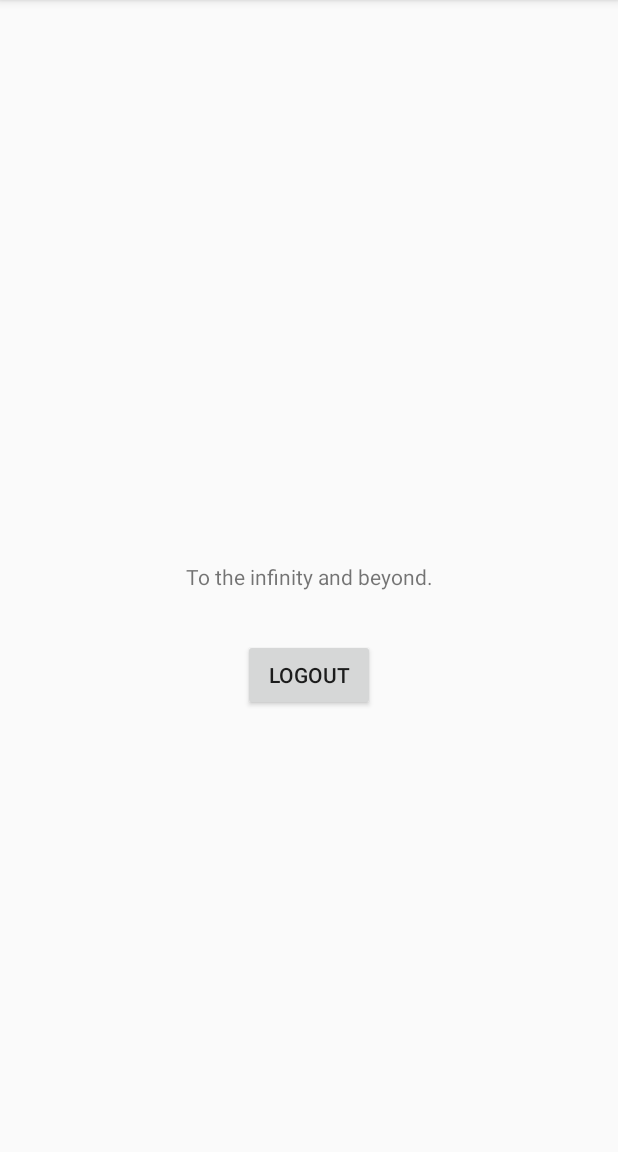
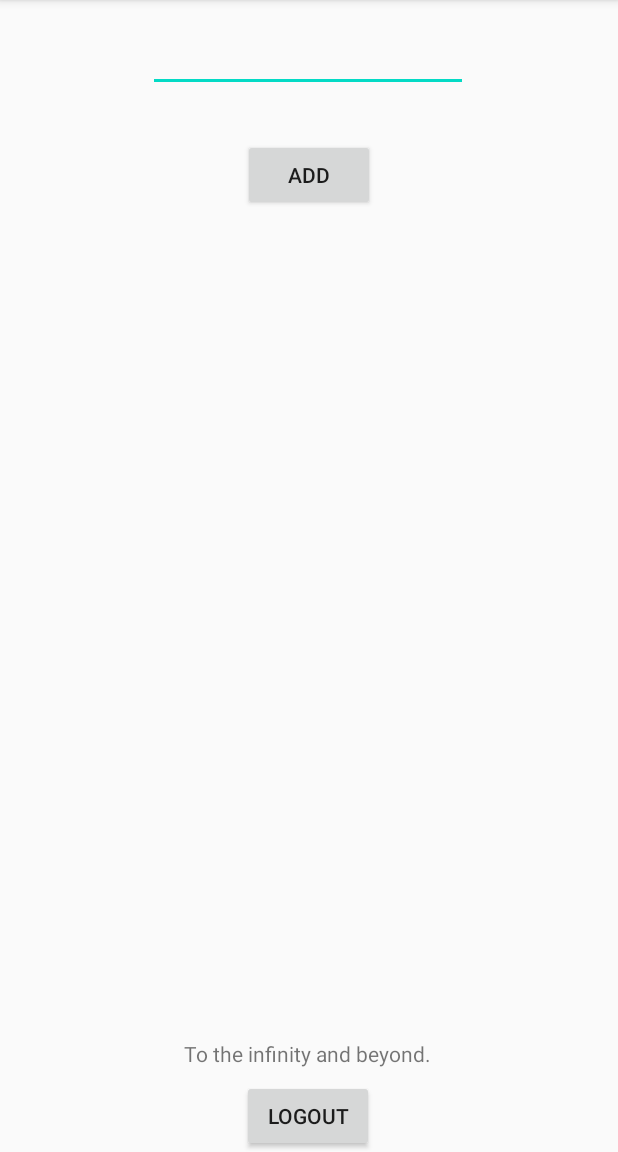
Before and after one commit to mdtalhachy/Firebase-Foo, an Android app: the MainActivity screen opened directly, with no data from a screen before it, on a phone screen of 412 x 824 dp, the part 84-1236 px from its top. Run offline under Robolectric (Android 15) with nearby library versions, the phone set to English and light mode, and no system bars; our stand-ins replace Firebase (no records; nobody signed in at launch, a user with empty details on screens opened directly).

Commit message:
Displaying items from editText to listView

```diff
--- a/app/build.gradle
+++ b/app/build.gradle
@@ -28,6 +28,7 @@ dependencies {
     implementation 'androidx.appcompat:appcompat:1.1.0'
     implementation 'androidx.constraintlayout:constraintlayout:1.1.3'
     implementation 'com.google.firebase:firebase-auth:19.3.1'
+    implementation 'com.google.firebase:firebase-database:19.3.0'
     testImplementation 'junit:junit:4.12'
     androidTestImplementation 'androidx.test.ext:junit:1.1.1'
     androidTestImplementation 'androidx.test.espresso:espresso-core:3.2.0'
--- a/app/src/main/java/rocks/talha/firebasefoo/MainActivity.java
+++ b/app/src/main/java/rocks/talha/firebasefoo/MainActivity.java
@@ -1,18 +1,34 @@
 package rocks.talha.firebasefoo;
 
+import androidx.annotation.NonNull;
 import androidx.appcompat.app.AppCompatActivity;
 
+import android.content.Context;
 import android.content.Intent;
 import android.os.Bundle;
 import android.view.View;
+import android.widget.ArrayAdapter;
 import android.widget.Button;
+import android.widget.EditText;
+import android.widget.ListView;
 import android.widget.Toast;
 
 import com.google.firebase.auth.FirebaseAuth;
+import com.google.firebase.database.DataSnapshot;
+import com.google.firebase.database.DatabaseError;
+import com.google.firebase.database.DatabaseReference;
+import com.google.firebase.database.FirebaseDatabase;
+import com.google.firebase.database.ValueEventListener;
+
+import java.util.ArrayList;
+import java.util.HashMap;
 
 public class MainActivity extends AppCompatActivity {
 
     private Button logout;
+    private EditText name;
+    private Button add;
+    private ListView listView;
 
     @Override
     protected void onCreate(Bundle savedInstanceState) {
@@ -20,6 +36,9 @@ public class MainActivity extends AppCompatActivity {
         setContentView(R.layout.activity_main);
 
         logout = findViewById(R.id.logout);
+        name = findViewById(R.id.name);
+        add = findViewById(R.id.add);
+        listView = findViewById(R.id.listView);
 
         logout.setOnClickListener(new View.OnClickListener() {
             @Override
@@ -30,5 +49,59 @@ public class MainActivity extends AppCompatActivity {
                 finish();
             }
         });
+
+        add.setOnClickListener(new View.OnClickListener() {
+            @Override
+            public void onClick(View v) {
+                String name_text = name.getText().toString();
+                name.setText("");
+                if(name_text.isEmpty()){
+                    Toast.makeText(MainActivity.this, "No Name Entered!", Toast.LENGTH_SHORT).show();
+                }else{
+                    FirebaseDatabase.getInstance().getReference().child("Stack").child("Name").setValue(name_text);
+                }
+            }
+        });
+
+
+        final ArrayList<String> list = new ArrayList<>();
+        Context context;
+        final ArrayAdapter adapter = new ArrayAdapter<String>(this, R.layout.list_item, list);
+        listView.setAdapter(adapter);
+
+        DatabaseReference reference = FirebaseDatabase.getInstance().getReference().child("Stack");
+        reference.addValueEventListener(new ValueEventListener() {
+            @Override
+            public void onDataChange(@NonNull DataSnapshot dataSnapshot) {
+                list.clear();
+
+                for(DataSnapshot snapshot : dataSnapshot.getChildren()){
+                    list.add(snapshot.getValue().toString());
+                }
+
+                adapter.notifyDataSetChanged();
+            }
+
+            @Override
+            public void onCancelled(@NonNull DatabaseError databaseError) {
+
+            }
+        });
+
+        /*
+        HashMap<String, Object> map = new HashMap<>();
+        map.put("n1", "Java");
+        map.put("n2", "Scala");
+        map.put("n3", "Rust");
+        map.put("n4", "Go");
+        FirebaseDatabase.getInstance().getReference().child("Stack").updateChildren(map);
+         */
+
+        /*
+        HashMap<String, Object> map = new HashMap<>();
+        map.put("Name", "Emtici");
+        map.put("Email", "mtc134@gmail.com");
+        FirebaseDatabase.getInstance().getReference().child("UserDatabase").updateChildren(map);
+        */
     }
 }
--- a/app/src/main/res/layout/activity_main.xml
+++ b/app/src/main/res/layout/activity_main.xml
@@ -6,23 +6,66 @@
     android:layout_height="match_parent"
     tools:context=".MainActivity">
 
+    <EditText
+        android:id="@+id/name"
+        android:layout_width="wrap_content"
+        android:layout_height="wrap_content"
+        android:layout_marginTop="16dp"
+        android:layout_marginBottom="16dp"
+        android:ems="10"
+        android:inputType="textPersonName"
+        app:layout_constraintBottom_toTopOf="@+id/add"
+        app:layout_constraintEnd_toEndOf="parent"
+        app:layout_constraintHorizontal_bias="0.497"
+        app:layout_constraintStart_toStartOf="parent"
+        app:layout_constraintTop_toTopOf="parent"
+        app:layout_constraintVertical_bias="0.0" />
+
+    <Button
+        android:id="@+id/add"
+        android:layout_width="wrap_content"
+        android:layout_height="wrap_content"
+        android:layout_marginTop="15dp"
+        android:layout_marginBottom="8dp"
+        android:text="Add"
+        app:layout_constraintBottom_toTopOf="@+id/listView"
+        app:layout_constraintEnd_toEndOf="parent"
+        app:layout_constraintStart_toStartOf="parent"
+        app:layout_constraintTop_toBottomOf="@+id/name" />
+
     <TextView
         android:id="@+id/textView"
         android:layout_width="wrap_content"
         android:layout_height="wrap_content"
+        android:layout_marginTop="8dp"
+        android:layout_marginBottom="8dp"
         android:text="To the infinity and beyond."
-        app:layout_constraintBottom_toBottomOf="parent"
+        app:layout_constraintBottom_toTopOf="@+id/logout"
         app:layout_constraintEnd_toEndOf="parent"
+        app:layout_constraintHorizontal_bias="0.497"
         app:layout_constraintStart_toStartOf="parent"
-        app:layout_constraintTop_toTopOf="parent" />
+        app:layout_constraintTop_toBottomOf="@+id/listView" />
 
     <Button
         android:id="@+id/logout"
         android:layout_width="wrap_content"
         android:layout_height="wrap_content"
-        android:layout_marginTop="32dp"
         android:text="Logout"
+        app:layout_constraintBottom_toBottomOf="parent"
         app:layout_constraintEnd_toEndOf="parent"
-        app:layout_constraintStart_toStartOf="parent"
-        app:layout_constraintTop_toBottomOf="@+id/textView" />
+        app:layout_constraintHorizontal_bias="0.498"
+        app:layout_constraintStart_toStartOf="parent" />
+
+    <ListView
+        android:id="@+id/listView"
+        android:layout_width="409dp"
+        android:layout_height="0dp"
+        android:layout_marginTop="8dp"
+        app:layout_constraintBottom_toTopOf="@+id/textView"
+        app:layout_constraintTop_toBottomOf="@+id/add"
+        app:layout_constraintVertical_bias="1.0"
+        tools:layout_editor_absoluteX="1dp" >
+
+    </ListView>
+
 </androidx.constraintlayout.widget.ConstraintLayout>
--- /dev/null
+++ b/app/src/main/res/layout/list_item.xml
@@ -0,0 +1,8 @@
+<?xml version="1.0" encoding="utf-8"?>
+<TextView xmlns:android="http://schemas.android.com/apk/res/android"
+    android:id="@+id/label"
+    android:layout_width="match_parent"
+    android:layout_height="match_parent"
+    android:padding="10dp"
+    android:textSize="16dp"
+    android:textStyle="bold"/>
```
